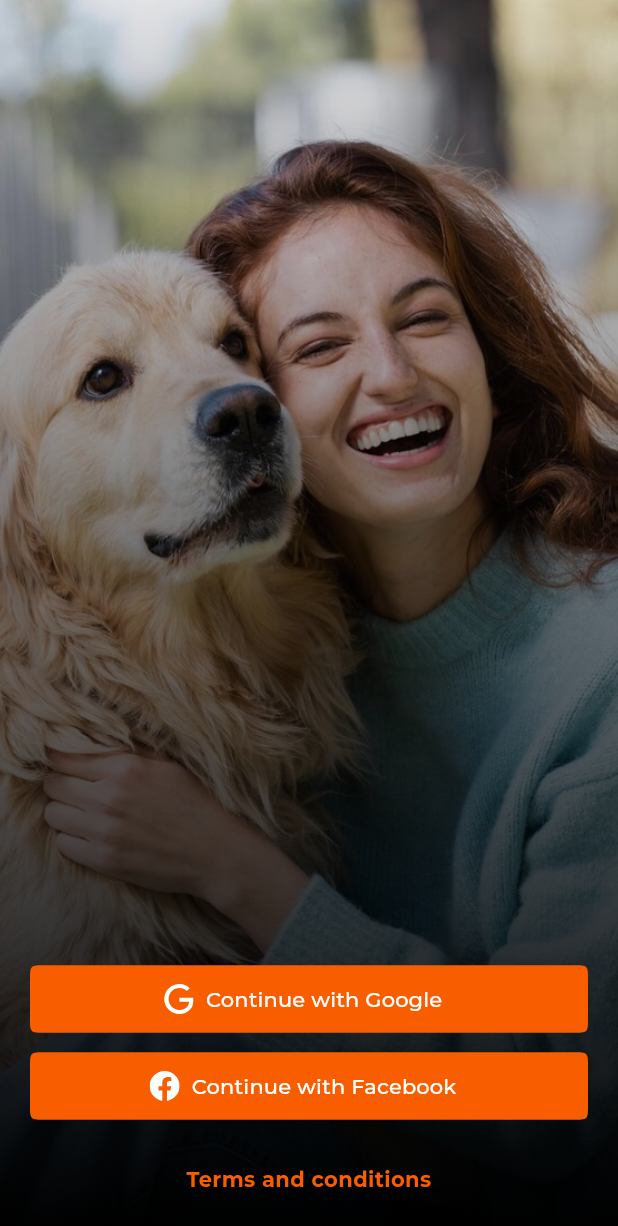
After one commit to bnakusaki/Fur, a Flutter app: the AuthenticationScreen screen opened directly, on a phone screen of 412 x 824 dp. The commit adds this screen. Shown: the top 1226 px of the screen. Run offline on Flutter 3.47's test engine with Material 3 defaults, Android fonts, the light colour scheme and no system bars; our stand-ins replace cached_network_image, camera, cloud_firestore, dartz, equatable, firebase_auth and 15 more; accounts and stored records are empty; generated files the repository leaves out were written again; project files that could hold a hidden picture were left out.

Commit message:
authentication screen UI

```diff
--- a/lib/shared/assets/app_icons.dart
+++ b/lib/shared/assets/app_icons.dart
@@ -21,6 +21,9 @@ class AppIcons {
   static const cameraRotate = '$_path/camera-rotate.svg';
   static const bolt = '$_path/bolt.svg';
   static const boltSlash = '$_path/bolt-slash.svg';
+  static const google = '$_path/google.svg';
+  static const apple = '$_path/apple.svg';
+  static const facebook = '$_path/facebook.svg';
 }
 
 class AppAnimatedIcons {
--- a/lib/shared/l10n/app_en.arb
+++ b/lib/shared/l10n/app_en.arb
@@ -52,5 +52,8 @@
     "selectAnimalQuestion": "{value} is a ... ?",
     "@selectAnimalQuestion": {"placeholders": {"value": {}}},
     "appButtonsPickFromGallery": "Pick from gallery",
-    "appButtonsSave": "Save"
+    "appButtonsSave": "Save",
+    "appButtonsContinueWithGoogle": "Continue with Google",
+    "appButtonsContinueWithApple": "Continue with Apple",
+    "appButtonsContinueWithFacebook": "Continue with Facebook"
 }
--- /dev/null
+++ b/lib/src/authentication/presentation/interface/screens/authentication_screen.dart
@@ -0,0 +1,150 @@
+// ignore_for_file: deprecated_member_use
+
+import 'dart:io';
+
+import 'package:flutter/material.dart';
+import 'package:flutter_hooks/flutter_hooks.dart';
+import 'package:flutter_svg/svg.dart';
+import 'package:fur/shared/assets/app_icons.dart';
+import 'package:fur/shared/assets/app_images.dart';
+import 'package:fur/shared/styles/text_styles.dart';
+import 'package:fur/src/authentication/presentation/bloc/authentication_mixin.dart';
+
+import '../../../../../common_libs.dart';
+
+class AuthenticationScreen extends HookWidget with AuthenticationMixin {
+  AuthenticationScreen({super.key});
+
+  @override
+  Widget build(BuildContext context) {
+    final localizations = AppLocalizations.of(context)!;
+
+    final textStyles = Theme.of(context).extension<TextStyles>()!;
+
+    final authenticationOptions = <_AutneticationOptionData>[
+      if (Platform.isIOS)
+        _AutneticationOptionData(
+          label: localizations.appButtonsContinueWithApple,
+          icon: AppIcons.apple,
+          onPressed: () async {},
+        ),
+      _AutneticationOptionData(
+        label: localizations.appButtonsContinueWithGoogle,
+        icon: AppIcons.google,
+        onPressed: () async {},
+      ),
+      _AutneticationOptionData(
+        label: localizations.appButtonsContinueWithFacebook,
+        icon: AppIcons.facebook,
+        onPressed: () async {},
+      ),
+    ];
+
+    return Scaffold(
+      extendBody: true,
+      extendBodyBehindAppBar: true,
+      appBar: AppBar(
+        backgroundColor: Colors.transparent,
+        surfaceTintColor: Colors.transparent,
+        centerTitle: false,
+        automaticallyImplyLeading: false,
+      ),
+      body: Stack(
+        children: [
+          Container(
+            decoration: const BoxDecoration(
+              image: DecorationImage(
+                image: AssetImage(AppImages.authenticationScreenBg),
+                fit: BoxFit.cover,
+              ),
+            ),
+          ),
+          Container(
+            decoration: BoxDecoration(
+              gradient: LinearGradient(
+                begin: Alignment.topCenter,
+                end: Alignment.bottomCenter,
+                colors: [
+                  Colors.black.withOpacity(0.1),
+                  Colors.black.withOpacity(0.2),
+                  Colors.black.withOpacity(0.3),
+                  Colors.black.withOpacity(0.4),
+                  Colors.black.withOpacity(0.5),
+                  Colors.black.withOpacity(0.6),
+                  Colors.black.withOpacity(0.7),
+                  Colors.black.withOpacity(0.8),
+                  Colors.black.withOpacity(0.9),
+                  Colors.black.withOpacity(1.0),
+                ],
+              ),
+            ),
+          ),
+          SafeArea(
+            minimum: const EdgeInsets.symmetric(horizontal: 20),
+            child: Column(
+              crossAxisAlignment: CrossAxisAlignment.start,
+              mainAxisAlignment: MainAxisAlignment.end,
+              children: [
+                const Spacer(),
+                ListView.separated(
+                  shrinkWrap: true,
+                  physics: const NeverScrollableScrollPhysics(),
+                  padding: const EdgeInsets.only(bottom: 20),
+                  itemBuilder: (context, index) {
+                    final authenticationOption = authenticationOptions[index];
+
+                    return ElevatedButton.icon(
+                      onPressed: authenticationOption.onPressed,
+                      label: Text(authenticationOption.label),
+                      icon: SvgPicture.asset(
+                        authenticationOption.icon,
+                        width: 20,
+                        height: 20,
+                        color: Colors.white,
+                      ),
+                    );
+                  },
+                  separatorBuilder: (context, index) {
+                    return const SizedBox(height: 10);
+                  },
+                  itemCount: authenticationOptions.length,
+                ),
+              ],
+            ),
+          ),
+        ],
+      ),
+      bottomNavigationBar: Padding(
+        padding: EdgeInsets.only(
+          left: 20,
+          right: 20,
+          bottom: MediaQuery.paddingOf(context).bottom + 20,
+        ),
+        child: InkWell(
+          borderRadius: BorderRadius.circular(5),
+          onTap: () {},
+          child: Padding(
+            padding: const EdgeInsets.all(8.0),
+            child: Text(
+              'Terms and conditions',
+              style: textStyles.link,
+              textAlign: TextAlign.center,
+            ),
+          ),
+        ),
+      ),
+    );
+  }
+}
+
+class _AutneticationOptionData {
+  final String label;
+  final String icon;
+  final Future<void> Function() onPressed;
+
+  _AutneticationOptionData({
+    required this.label,
+    required this.icon,
+    required this.onPressed,
+  });
+}
--- a/lib/src/home/presentation/interface/widgets/log_out_dialog.dart
+++ b/lib/src/home/presentation/interface/widgets/log_out_dialog.dart
@@ -6,7 +6,7 @@ import 'package:fur/shared/assets/app_icons.dart';
 import 'package:fur/shared/exceptions/failure.dart';
 import 'package:fur/shared/extensions/text_button.dart';
 import 'package:fur/shared/widgets/app_snack_bar.dart';
-import 'package:fur/src/authentication/presentation/interface/screens/sign_in_screen.dart';
+import 'package:fur/src/authentication/presentation/interface/screens/authentication_screen.dart';
 import 'package:fur/src/home/presentation/bloc/home_mixin.dart';
 import 'package:lottie/lottie.dart';
 
@@ -23,7 +23,7 @@ class LogoutDialog extends StatelessWidget with HomeMixin {
         if (context.mounted) {
           Navigator.pushAndRemoveUntil(
             context,
-            MaterialPageRoute(builder: (context) => SignInScreen()),
+            MaterialPageRoute(builder: (context) => AuthenticationScreen()),
             (route) => true,
           );
         }
--- a/lib/src/onboarding/presentation/interface/screens/onboarding_screen.dart
+++ b/lib/src/onboarding/presentation/interface/screens/onboarding_screen.dart
@@ -6,7 +6,7 @@ import 'package:fur/common_libs.dart';
 import 'package:fur/shared/exceptions/failure.dart';
 import 'package:fur/shared/styles/text_styles.dart';
 import 'package:fur/shared/widgets/app_back_button.dart';
-import 'package:fur/src/authentication/presentation/interface/screens/sign_in_screen.dart';
+import 'package:fur/src/authentication/presentation/interface/screens/authentication_screen.dart';
 import 'package:fur/src/onboarding/presentation/bloc/onboarding_mixin.dart';
 import 'package:fur/src/onboarding/presentation/interface/widgets/done_button.dart';
 import 'package:fur/src/onboarding/presentation/interface/widgets/next_button.dart';
@@ -57,7 +57,7 @@ class OnboardingScreen extends HookWidget with OnboardingMixin {
                     Navigator.pushAndRemoveUntil(
                       context,
                       MaterialPageRoute(
-                        builder: (context) => SignInScreen(),
+                        builder: (context) => AuthenticationScreen(),
                       ),
                       (_) => true,
                     );
@@ -107,7 +107,7 @@ class OnboardingScreen extends HookWidget with OnboardingMixin {
                           Navigator.pushAndRemoveUntil(
                             context,
                             MaterialPageRoute(
-                              builder: (context) => SignInScreen(),
+                              builder: (context) => AuthenticationScreen(),
                             ),
                             (_) => true,
                           );
--- a/lib/wrapper.dart
+++ b/lib/wrapper.dart
@@ -1,7 +1,7 @@
 import 'package:firebase_auth/firebase_auth.dart';
 import 'package:flutter/material.dart';
 import 'package:flutter_riverpod/flutter_riverpod.dart';
-import 'package:fur/src/authentication/presentation/interface/screens/sign_in_screen.dart';
+import 'package:fur/src/authentication/presentation/interface/screens/authentication_screen.dart';
 import 'package:fur/src/home/presentation/interface/screens/home_screen.dart';
 
 class Wrapper extends ConsumerWidget {
@@ -14,6 +14,6 @@ class Wrapper extends ConsumerWidget {
     final currentUser = FirebaseAuth.instance.currentUser;
     // final hasProfile = ref.watch(retrieveHasProfileProvider(currentUser?.uid ?? ''));
 
-    return currentUser == null ? SignInScreen() : const HomeScreen();
+    return currentUser == null ? AuthenticationScreen() : const HomeScreen();
   }
 }
```
Also changed, not shown: lib/shared/assets/app_images.dart (+1 -62 lines), lib/src/authentication/presentation/interface/screens/sign_in_screen.dart (deleted, +0 -189 lines), assets/icons/apple.svg (added), assets/icons/facebook.svg (added), assets/icons/google.svg (added), assets/images/authentication_screen_bg.jpg (added), assets/images/cat.jpeg (deleted), assets/images/dog.jpeg (deleted), assets/images/guinea-pig.jpeg (deleted), assets/images/hamster.jpeg (deleted), assets/images/horse.jpeg (deleted), assets/images/rabbit.jpeg (deleted).
